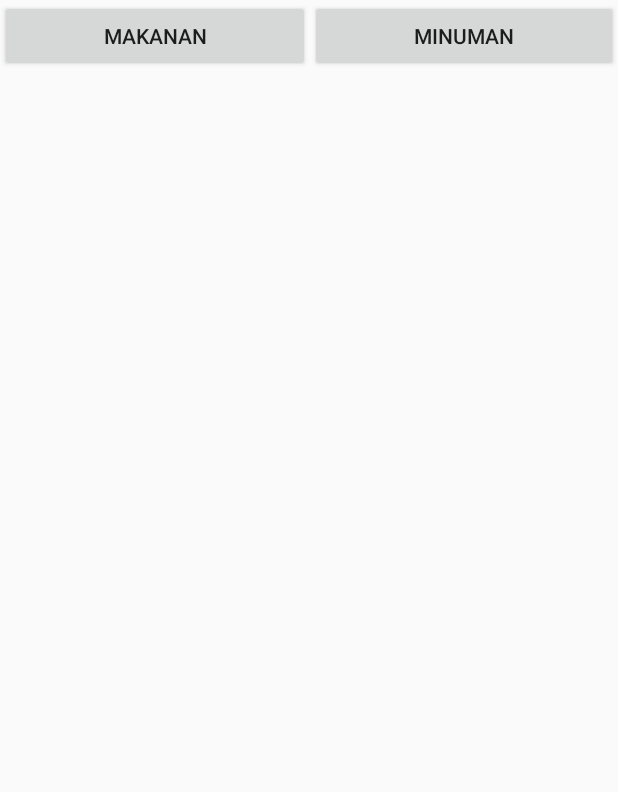
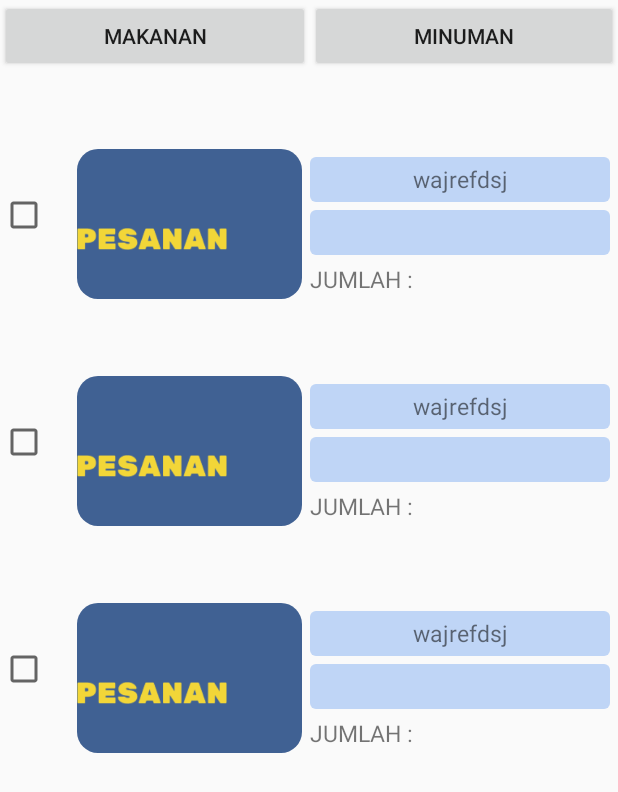
Before and after one commit to pemburunasikotak/ProyekOrderAngkringan, an Android app: the layout activity_menu.xml on its own in the app's theme, with its tools: preview values and no code run, on a phone screen of 412 x 824 dp. Shown: the top 792 px of the screen. Run offline under Robolectric (Android 15) with nearby library versions, the phone set to English and light mode, and no system bars.

Commit message:
Penambahan Fungsi Menu Makanan, di dalam RV yang di ambil dari F_minuman

```diff
--- a/app/build.gradle
+++ b/app/build.gradle
@@ -33,4 +33,5 @@ dependencies {
     androidTestImplementation 'androidx.test.ext:junit:1.1.1'
     androidTestImplementation 'androidx.test.espresso:espresso-core:3.1.1'
     implementation 'androidx.recyclerview:recyclerview:1.0.0'
+    implementation 'com.github.bumptech.glide:glide:4.9.0'
 }
--- a/app/src/main/AndroidManifest.xml
+++ b/app/src/main/AndroidManifest.xml
@@ -16,6 +16,7 @@
                 <category android:name="android.intent.category.LAUNCHER" />
             </intent-filter>
         </activity>
+        <activity android:name=".MenuMakanan"></activity>
     </application>
 
 </manifest>
--- /dev/null
+++ b/app/src/main/java/tj/belajar/orang/Minuman.kt
@@ -0,0 +1,5 @@
+package tj.belajar.orang
+
+class Minuman (
+
+)
--- a/app/src/main/res/layout/activity_main.xml
+++ b/app/src/main/res/layout/activity_main.xml
@@ -16,14 +16,14 @@
         android:layout_alignParentLeft="true"
         android:layout_alignParentTop="true"
         android:background="@drawable/logo"
-        app:layout_constraintBottom_toTopOf="@+id/button"
+        app:layout_constraintBottom_toTopOf="@+id/btnLogin"
         app:layout_constraintEnd_toEndOf="parent"
         app:layout_constraintStart_toStartOf="parent"
         app:layout_constraintTop_toTopOf="parent"
         tools:ignore="MissingConstraints" />
 
     <Button
-        android:id="@+id/button"
+        android:id="@+id/btnLogin"
         android:layout_width="wrap_content"
         android:layout_height="wrap_content"
         android:background="@drawable/custom_button"
--- a/app/src/main/res/layout/activity_menu.xml
+++ b/app/src/main/res/layout/activity_menu.xml
@@ -1,7 +1,10 @@
 <?xml version="1.0" encoding="utf-8"?>
 <LinearLayout xmlns:android="http://schemas.android.com/apk/res/android"
-    android:orientation="vertical" android:layout_width="match_parent"
-    android:layout_height="match_parent">
+    xmlns:tools="http://schemas.android.com/tools"
+    android:orientation="vertical"
+    android:layout_width="match_parent"
+    android:layout_height="match_parent"
+    tools:context=".MenuMakanan">
     <LinearLayout
         android:layout_width="match_parent"
         android:orientation="horizontal"
@@ -24,7 +27,9 @@
         android:layout_height="match_parent"
         android:orientation="vertical">
         <androidx.recyclerview.widget.RecyclerView
+            android:id="@+id/rv_menu"
             android:layout_width="match_parent"
-            android:layout_height="613dp" />
+            android:layout_height="613dp"
+            tools:listitem="@layout/fragment_menuminum" />
     </LinearLayout>
 </LinearLayout>
--- a/app/src/main/res/layout/fragment_menuminum.xml
+++ b/app/src/main/res/layout/fragment_menuminum.xml
@@ -4,7 +4,7 @@
     xmlns:app="http://schemas.android.com/apk/res-auto"
     android:orientation="horizontal"
     android:layout_width="match_parent"
-    android:layout_height="match_parent">
+    android:layout_height="wrap_content">
 
     <CheckBox
         android:layout_width="30dp"
@@ -28,18 +28,25 @@
         android:orientation="vertical">
 
         <TextView
-            android:id="@+id/rectangle_6"
+            android:id="@+id/textJudul"
             android:layout_width="match_parent"
             android:layout_height="30dp"
+            android:textAlignment="center"
+            android:textSize="15dp"
+            android:text="wajrefdsj"
+            android:padding="4dp"
             android:layout_marginRight="5dp"
             android:layout_marginTop="5dp"
             android:layout_marginLeft="5dp"
             android:background="@drawable/customitextjudul" />
 
         <TextView
-            android:id="@+id/rectangle_2"
+            android:id="@+id/tvharga"
             android:layout_width="match_parent"
             android:layout_height="30dp"
+            android:textAlignment="center"
+            android:textSize="15dp"
+            android:padding="4dp"
             android:layout_marginTop="5dp"
             android:layout_marginRight="5dp"
             android:layout_marginLeft="5dp"
@@ -71,6 +78,7 @@
                     android:textSize="15dp"
                     android:layout_marginRight="6dp"
                     android:layout_marginLeft="5dp"
+                    android:padding="4dp"
                     android:inputType="number"
                     android:maxLines="1"
                     android:background="@null">
```
Also changed, not shown: app/src/main/java/tj/belajar/orang/AdapterMakanan.kt (added, +48 -0 lines), app/src/main/java/tj/belajar/orang/MainActivity.kt (+17 -1 lines), app/src/main/java/tj/belajar/orang/Makanan.kt (added, +7 -0 lines), app/src/main/java/tj/belajar/orang/MenuMakanan.kt (added, +47 -0 lines), app/src/main/java/tj/belajar/orang/dataMakanan.kt (added, +29 -0 lines).
